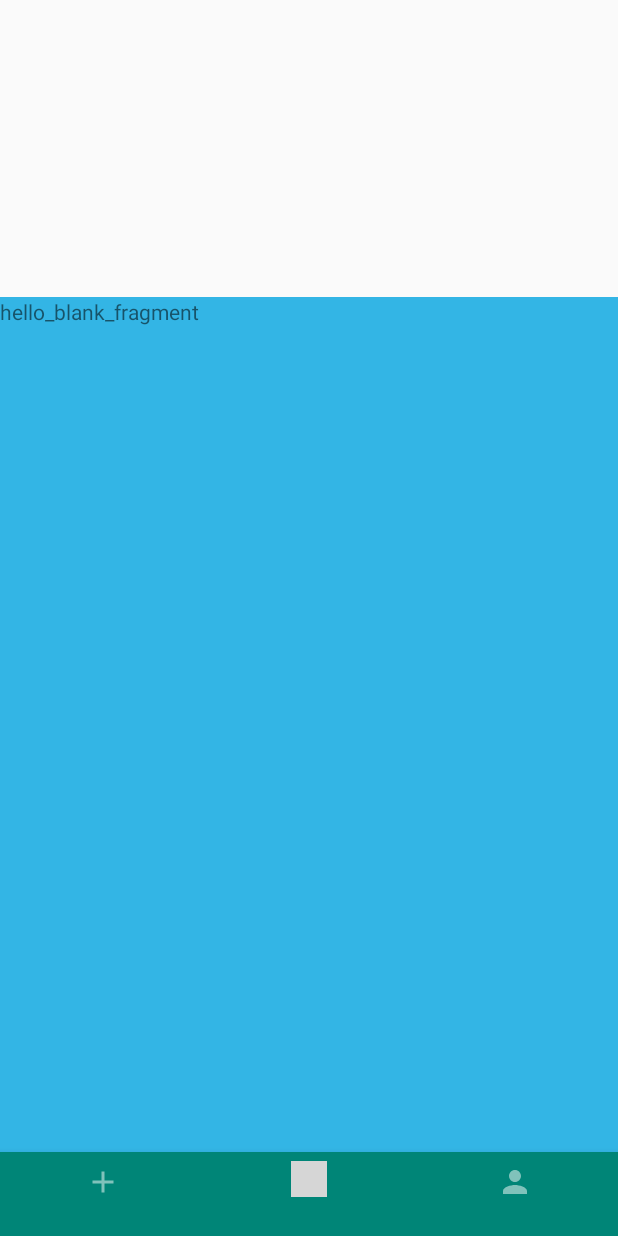
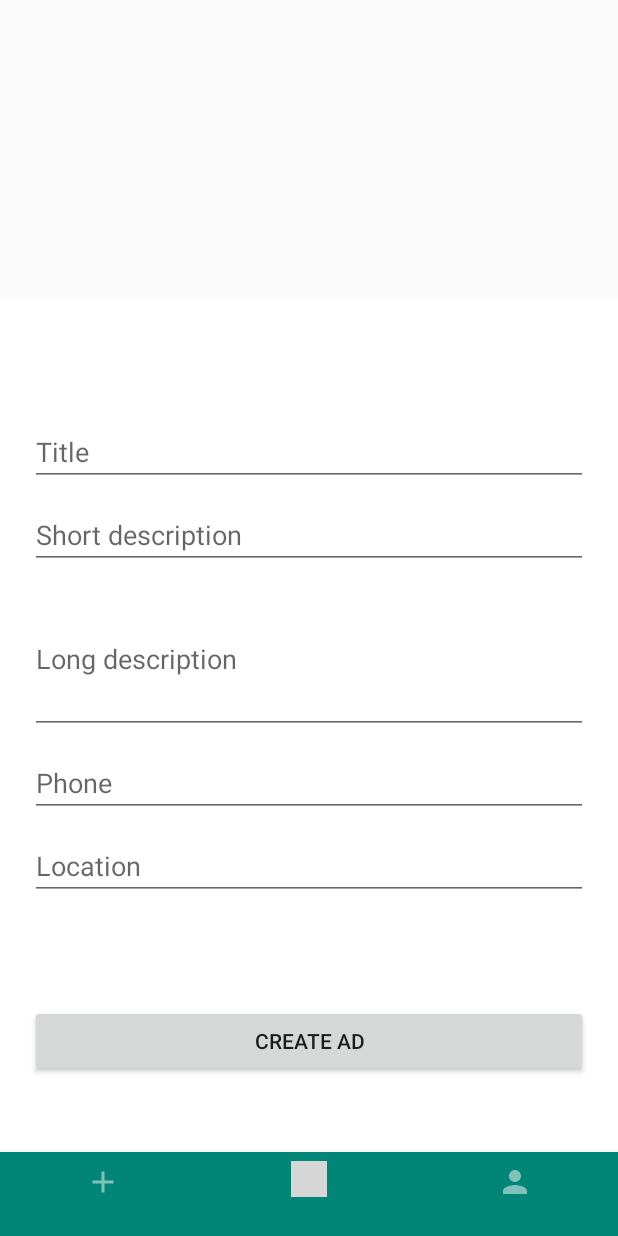
Before and after one commit to ambarusa/SapiAdvertiser, an Android app: the fragment CreateAdFragment placed in its activity, on a phone screen of 412 x 824 dp. Run offline under Robolectric (Android 15) with nearby library versions, the light colour scheme and no system bars; grey boxes are pictures that could not be loaded.

Commit message:
Create ad activity

```diff
--- a/app/src/main/res/layout/fragment_create_ad.xml
+++ b/app/src/main/res/layout/fragment_create_ad.xml
@@ -1,15 +1,78 @@
 <?xml version="1.0" encoding="utf-8"?>
 <android.support.constraint.ConstraintLayout xmlns:android="http://schemas.android.com/apk/res/android"
+    xmlns:app="http://schemas.android.com/apk/res-auto"
     xmlns:tools="http://schemas.android.com/tools"
     android:layout_width="match_parent"
     android:layout_height="match_parent"
-    android:background="@android:color/holo_blue_light"
+    android:padding="20dp"
+    android:background="@color/colorWhite"
     tools:context=".CreateAdFragment">
 
-    <!-- TODO: Update blank fragment layout -->
-    <TextView
+
+    <EditText
+        android:id="@+id/ad_longDescr"
         android:layout_width="match_parent"
-        android:layout_height="match_parent"
-        android:text="hello_blank_fragment" />
+        android:layout_height="wrap_content"
+        android:minHeight="100dp"
+        android:inputType="textMultiLine"
+        android:hint="Long description"
+        android:layout_marginBottom="10dp"
+        app:layout_constraintRight_toRightOf="parent"
+        app:layout_constraintLeft_toLeftOf="parent"
+        app:layout_constraintBottom_toTopOf="@+id/ad_phone" />
 
+    <EditText
+        android:id="@+id/ad_phone"
+        android:layout_width="match_parent"
+        android:layout_height="wrap_content"
+        android:inputType="phone"
+        android:hint="Phone"
+        android:layout_marginBottom="10dp"
+        app:layout_constraintRight_toRightOf="parent"
+        app:layout_constraintLeft_toLeftOf="parent"
+        app:layout_constraintBottom_toTopOf="@+id/ad_Location" />
+
+    <EditText
+        android:id="@+id/adTitle"
+        android:layout_width="match_parent"
+        android:layout_height="wrap_content"
+        android:inputType="text"
+        android:hint="Title"
+        android:layout_marginBottom="10dp"
+        app:layout_constraintRight_toRightOf="parent"
+        app:layout_constraintLeft_toLeftOf="parent"
+        app:layout_constraintBottom_toTopOf="@+id/ad_shortDescr"/>
+
+    <EditText
+        android:id="@+id/ad_shortDescr"
+        android:layout_width="match_parent"
+        android:layout_height="wrap_content"
+        android:ems="10"
+        android:inputType="textPersonName"
+        android:hint="Short description"
+        android:layout_marginBottom="10dp"
+        app:layout_constraintRight_toRightOf="parent"
+        app:layout_constraintLeft_toLeftOf="parent"
+        app:layout_constraintBottom_toTopOf="@+id/ad_longDescr" />
+
+    <EditText
+        android:id="@+id/ad_Location"
+        android:layout_width="match_parent"
+        android:layout_height="wrap_content"
+        android:inputType="text"
+        android:hint="Location"
+        android:layout_marginBottom="70dp"
+        app:layout_constraintLeft_toLeftOf="parent"
+        app:layout_constraintRight_toRightOf="parent"
+        app:layout_constraintBottom_toTopOf="@+id/createAdBtn" />
+
+    <Button
+        android:id="@+id/createAdBtn"
+        android:layout_width="match_parent"
+        android:layout_height="wrap_content"
+        android:text="Create ad"
+        android:layout_marginBottom="30dp"
+        app:layout_constraintLeft_toLeftOf="parent"
+        app:layout_constraintRight_toRightOf="parent"
+        app:layout_constraintBottom_toBottomOf="parent" />
 </android.support.constraint.ConstraintLayout>
```
Also changed, not shown: app/src/main/java/com/example/lszlsomai/sapiadvertiser/Ad.java (added, +77 -0 lines).
